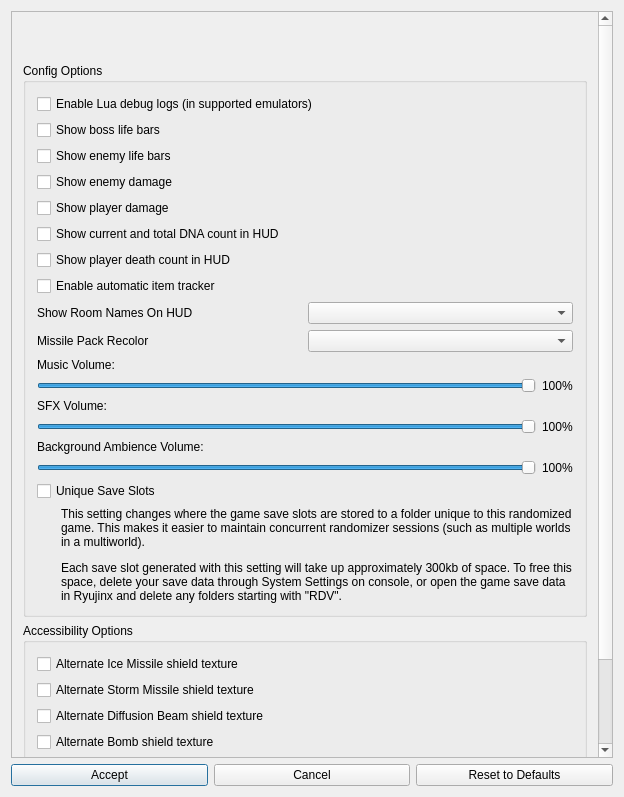
Before: the Qt Designer form randovania/games/dread/gui/ui_files/dread_cosmetic_patches_dialog.ui in randovania/randovania, drawn with Qt 5.
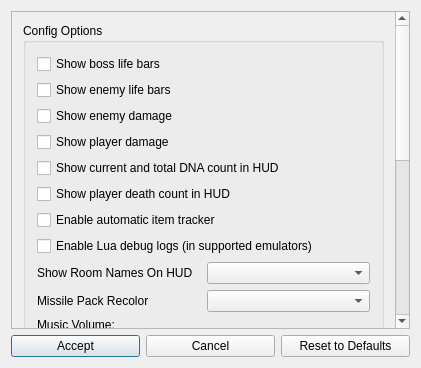
After: the same form once the commit is applied. Custom widgets are drawn as their Qt base class.

```diff
--- a/randovania/games/dread/gui/ui_files/dread_cosmetic_patches_dialog.ui
+++ b/randovania/games/dread/gui/ui_files/dread_cosmetic_patches_dialog.ui
@@ -6,8 +6,8 @@
    <rect>
     <x>0</x>
     <y>0</y>
-    <width>624</width>
-    <height>797</height>
+    <width>421</width>
+    <height>368</height>
    </rect>
   </property>
   <property name="windowTitle">
@@ -23,9 +23,9 @@
       <property name="geometry">
        <rect>
         <x>0</x>
-        <y>-242</y>
-        <width>583</width>
-        <height>1057</height>
+        <y>0</y>
+        <width>390</width>
+        <height>716</height>
        </rect>
       </property>
       <layout class="QVBoxLayout" name="verticalLayout">
@@ -48,16 +48,6 @@
           <string>Config Options</string>
          </property>
          <layout class="QVBoxLayout" name="game_changes_layout">
-          <item>
-           <widget class="QCheckBox" name="enable_debug_logging">
-            <property name="visible">
-             <bool>true</bool>
-            </property>
-            <property name="text">
-             <string>Enable Lua debug logs (in supported emulators)</string>
-            </property>
-           </widget>
-          </item>
           <item>
            <widget class="QCheckBox" name="show_boss_life">
             <property name="text">
@@ -107,6 +97,16 @@
             </property>
            </widget>
           </item>
+          <item>
+           <widget class="QCheckBox" name="enable_debug_logging">
+            <property name="text">
+             <string>Enable Lua debug logs (in supported emulators)</string>
+            </property>
+            <property name="visible">
+             <bool>false</bool>
+            </property>
+           </widget>
+          </item>
           <item>
            <layout class="QHBoxLayout" name="show_room_names">
             <item>
@@ -244,29 +244,6 @@
             </item>
            </layout>
           </item>
-          <item>
-           <widget class="QCheckBox" name="separate_save_slots">
-            <property name="text">
-             <string>Unique Save Slots</string>
-            </property>
-           </widget>
-          </item>
-          <item>
-           <widget class="QLabel" name="save_slots_description">
-            <property name="text">
-             <string>&lt;html&gt;&lt;head/&gt;&lt;body&gt;&lt;p&gt;This setting changes where the game save slots are stored to a folder unique to this randomized game. This makes it easier to maintain concurrent randomizer sessions (such as multiple worlds in a multiworld).&lt;/p&gt;&lt;p&gt;Each save slot generated with this setting will take up approximately 300kb of space. To free this space, delete your save data through System Settings on console, or open the game save data in Ryujinx and delete any folders starting with "RDV".&lt;/p&gt;&lt;/body&gt;&lt;/html&gt;</string>
-            </property>
-            <property name="wordWrap">
-             <bool>true</bool>
-            </property>
-            <property name="margin">
-             <number>0</number>
-            </property>
-            <property name="indent">
-             <number>24</number>
-            </property>
-           </widget>
-          </item>
          </layout>
         </widget>
        </item>
```
